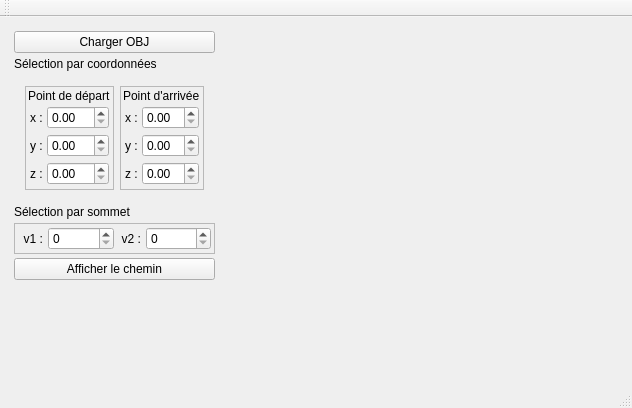
Above: mainwindow.ui from SuperToad/Plus-court-chemin-vers-M2 before the change. Below: the same form after it.
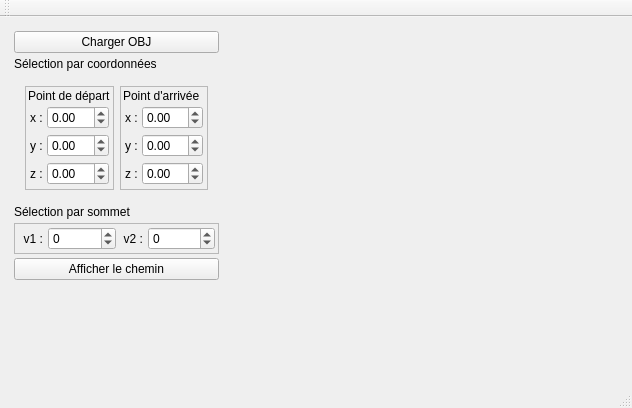
That is the form after the change. Custom widgets are drawn as their Qt base class.

Commit message: dijkstra fonctionnel

The edit to the form file:
```diff
--- a/mainwindow.ui
+++ b/mainwindow.ui
@@ -140,7 +140,11 @@
                  </widget>
                 </item>
                 <item>
-                 <widget class="QDoubleSpinBox" name="spinbox_x1"/>
+                 <widget class="QDoubleSpinBox" name="spinbox_x1">
+                  <property name="minimum">
+                   <double>-99.989999999999995</double>
+                  </property>
+                 </widget>
                 </item>
                </layout>
               </widget>
@@ -183,7 +187,11 @@
                  </widget>
                 </item>
                 <item>
-                 <widget class="QDoubleSpinBox" name="spinbox_y1"/>
+                 <widget class="QDoubleSpinBox" name="spinbox_y1">
+                  <property name="minimum">
+                   <double>-99.989999999999995</double>
+                  </property>
+                 </widget>
                 </item>
                </layout>
               </widget>
@@ -220,7 +228,11 @@
                  </widget>
                 </item>
                 <item>
-                 <widget class="QDoubleSpinBox" name="spinbox_z1"/>
+                 <widget class="QDoubleSpinBox" name="spinbox_z1">
+                  <property name="minimum">
+                   <double>-99.989999999999995</double>
+                  </property>
+                 </widget>
                 </item>
                </layout>
               </widget>
@@ -285,7 +297,11 @@
                  </widget>
                 </item>
                 <item>
-                 <widget class="QDoubleSpinBox" name="spinbox_x2"/>
+                 <widget class="QDoubleSpinBox" name="spinbox_x2">
+                  <property name="minimum">
+                   <double>-99.989999999999995</double>
+                  </property>
+                 </widget>
                 </item>
                </layout>
               </widget>
@@ -316,7 +332,11 @@
                  </widget>
                 </item>
                 <item>
-                 <widget class="QDoubleSpinBox" name="spinbox_y2"/>
+                 <widget class="QDoubleSpinBox" name="spinbox_y2">
+                  <property name="minimum">
+                   <double>-99.989999999999995</double>
+                  </property>
+                 </widget>
                 </item>
                </layout>
               </widget>
@@ -347,7 +367,11 @@
                  </widget>
                 </item>
                 <item>
-                 <widget class="QDoubleSpinBox" name="spinbox_z2"/>
+                 <widget class="QDoubleSpinBox" name="spinbox_z2">
+                  <property name="minimum">
+                   <double>-99.989999999999995</double>
+                  </property>
+                 </widget>
                 </item>
                </layout>
               </widget>
@@ -421,7 +445,14 @@
               </widget>
              </item>
              <item>
-              <widget class="QSpinBox" name="spinBox_v1_chemin"/>
+              <widget class="QSpinBox" name="spinBox_v1_chemin">
+               <property name="minimum">
+                <number>-1</number>
+               </property>
+               <property name="maximum">
+                <number>9999</number>
+               </property>
+              </widget>
              </item>
              <item>
               <widget class="QLabel" name="label_v2_chemin">
@@ -437,7 +468,17 @@
               </widget>
              </item>
              <item>
-              <widget class="QSpinBox" name="spinBox_v2_chemin"/>
+              <widget class="QSpinBox" name="spinBox_v2_chemin">
+               <property name="minimum">
+                <number>-1</number>
+               </property>
+               <property name="maximum">
+                <number>9999</number>
+               </property>
+               <property name="value">
+                <number>0</number>
+               </property>
+              </widget>
              </item>
             </layout>
            </widget>
```
The commit also changes 2 other files.
